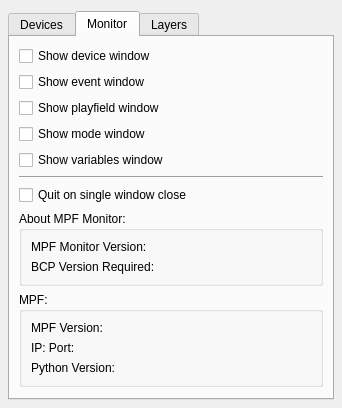
missionpinball/mpf-monitor, file mpfmonitor/core/ui/inspector.ui: the form before one commit.
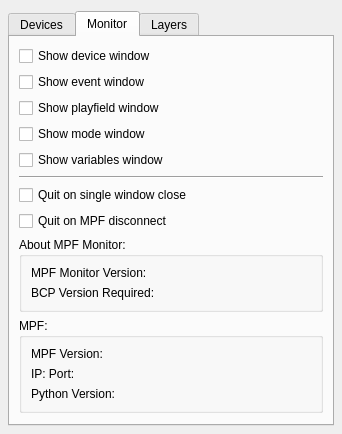
The form after the commit.

Commit message: add persisted inspector window setting to close monitor of mpf disconnects

```diff
--- a/mpfmonitor/core/ui/inspector.ui
+++ b/mpfmonitor/core/ui/inspector.ui
@@ -366,6 +366,13 @@
            </property>
           </widget>
          </item>
+         <item>
+          <widget class="QCheckBox" name="close_on_disconnect_button">
+           <property name="text">
+            <string>Quit on MPF disconnect</string>
+           </property>
+          </widget>
+         </item>
          <item>
           <widget class="QGroupBox" name="about_group_box">
            <property name="title">
```
The commit also changes 3 other files.
